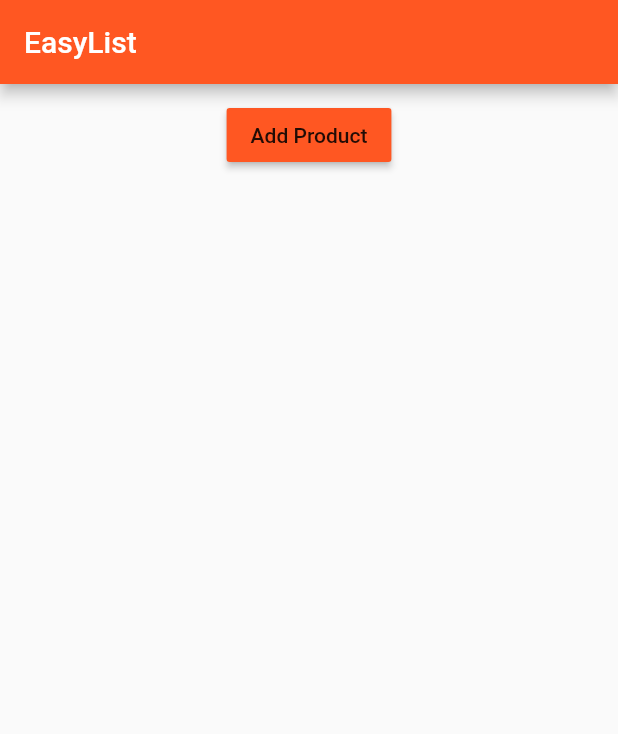
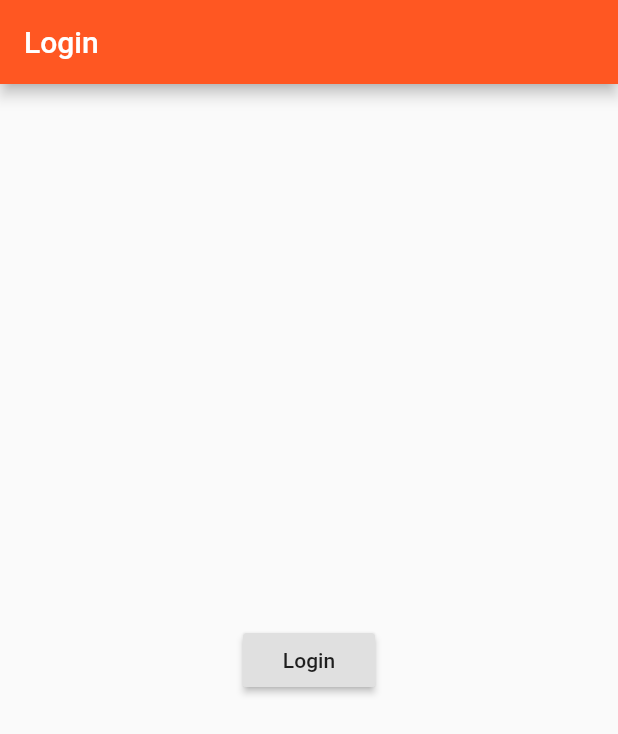
Before and after one commit to rydein/flutter_course, a Flutter app: the screen it shows after launch, on a phone screen of 412 x 824 dp. Shown: the top 734 px of the screen. Run offline on Flutter 3.47's test engine with Material 2 defaults, Android fonts, the phone set to English and light mode, and no system bars.

Commit message:
add auth page

```diff
--- a/lib/main.dart
+++ b/lib/main.dart
@@ -1,7 +1,7 @@
 import 'package:flutter/material.dart';
 //import 'package:flutter/rendering.dart';
 
-import './pages/home.dart';
+import './pages/auth.dart';
 
 void main() {
   //debugPaintSizeEnabled = true;
@@ -19,7 +19,7 @@ class MyApp extends StatelessWidget {
           brightness: Brightness.light,
           primarySwatch: Colors.deepOrange,
           accentColor: Colors.deepPurple),
-      home: HomePage(),
+      home: AuthPage(),
     );
   }
 }
--- /dev/null
+++ b/lib/pages/auth.dart
@@ -0,0 +1,25 @@
+import 'package:flutter/material.dart';
+import 'package:flutter_course/pages/products.dart';
+
+class AuthPage extends StatelessWidget {
+  @override
+  Widget build(BuildContext context) {
+    return Scaffold(
+      appBar: AppBar(
+        title: Text('Login'),
+      ),
+      body: Center(
+        child: RaisedButton(
+          child: Text('Login'),
+          onPressed: () {
+            Navigator.pushReplacement(
+              context,
+              MaterialPageRoute(
+                  builder: (BuildContext context) => ProductsPage()),
+            );
+          },
+        ),
+      ),
+    );
+  }
+}
--- a/lib/pages/home.dart
+++ b/lib/pages/products.dart
@@ -2,7 +2,7 @@ import 'package:flutter/material.dart';
 
 import '../product_manager.dart';
 
-class HomePage extends StatelessWidget {
+class ProductsPage extends StatelessWidget {
   @override
   Widget build(BuildContext context) {
     return Scaffold(
```
